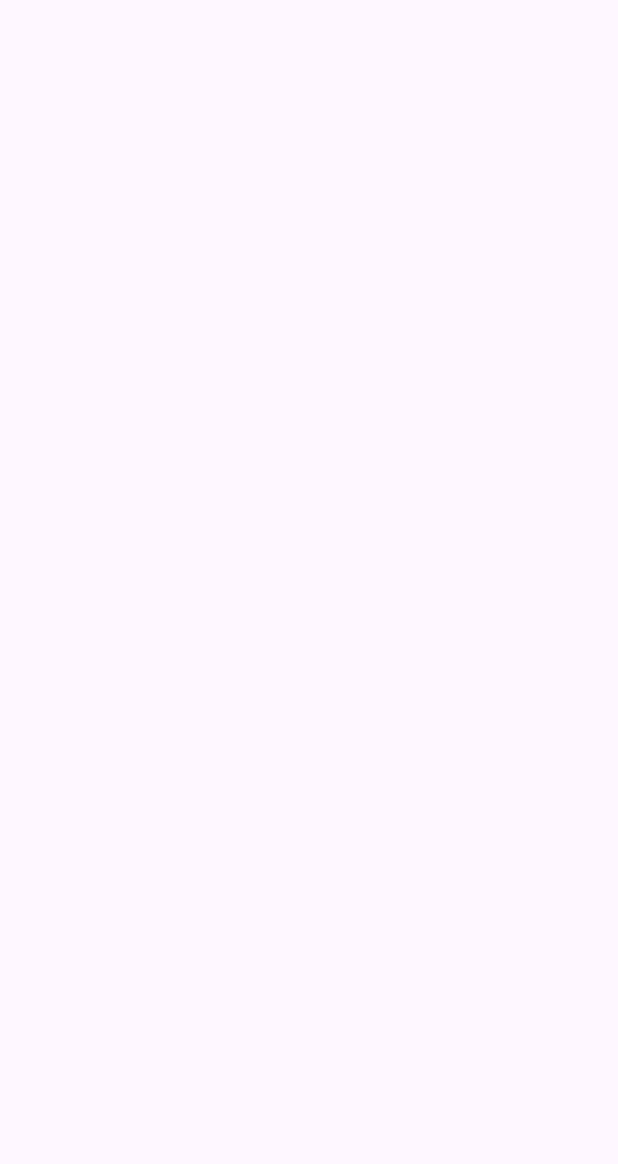
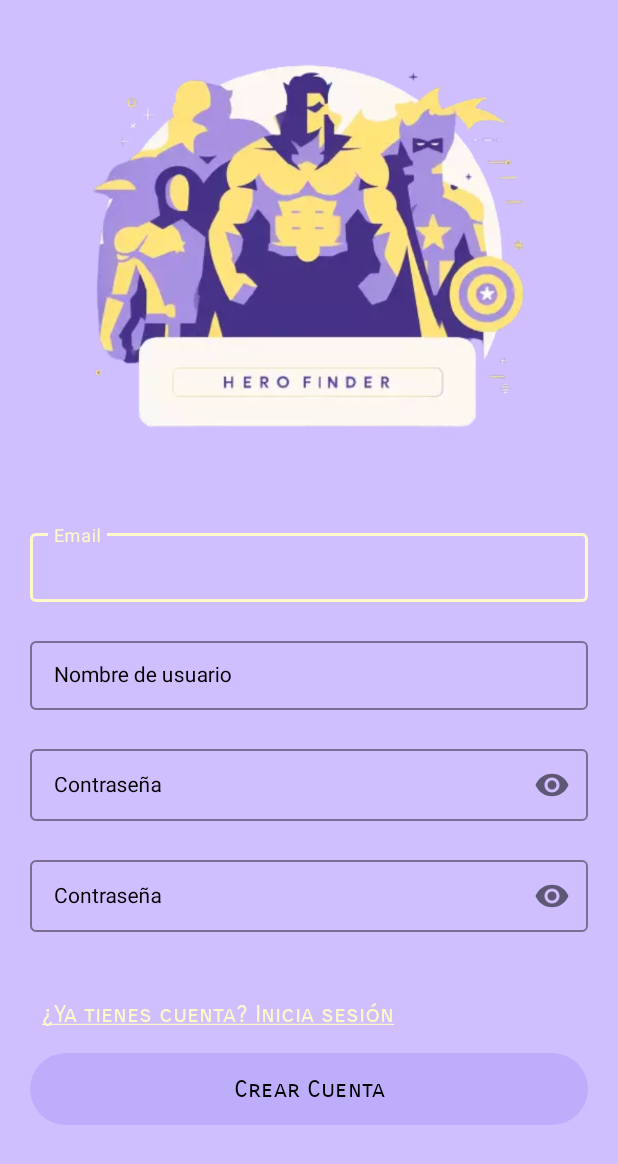
Before and after one commit to InfiniteNel/hero-finder-app, an Android app: the SignupActivity screen opened directly, with no data from a screen before it, on a phone screen of 412 x 824 dp. Before the commit the part shown is empty. Shown: the top 1164 px of the screen. Run offline under Robolectric (Android 15) with nearby library versions, the phone set to English and light mode, and no system bars; our stand-ins replace Dagger/Hilt's generated code; 1 statement that could not run was skipped.

Commit message:
Añadido diseño pantalla SignupActivity.

```diff
--- a/app/src/main/res/layout/activity_signup.xml
+++ b/app/src/main/res/layout/activity_signup.xml
@@ -1,10 +1,140 @@
 <?xml version="1.0" encoding="utf-8"?>
-<androidx.coordinatorlayout.widget.CoordinatorLayout xmlns:android="http://schemas.android.com/apk/res/android"
+<androidx.constraintlayout.widget.ConstraintLayout xmlns:android="http://schemas.android.com/apk/res/android"
+    xmlns:app="http://schemas.android.com/apk/res-auto"
     xmlns:tools="http://schemas.android.com/tools"
     android:layout_width="match_parent"
     android:layout_height="match_parent"
-    android:fitsSystemWindows="true"
+    android:background="@color/primary"
     tools:context=".ui.signup.SignupActivity">
 
+    <include
+        android:id="@+id/ivBannerHero"
+        layout="@layout/view_header"
+        android:layout_width="match_parent"
+        android:layout_height="wrap_content"/>
 
-</androidx.coordinatorlayout.widget.CoordinatorLayout>
+
+    <androidx.constraintlayout.widget.Guideline
+        android:id="@+id/dlMarginLeft"
+        android:layout_width="wrap_content"
+        android:layout_height="wrap_content"
+        android:orientation="vertical"
+        app:layout_constraintGuide_begin="20dp" />
+
+    <androidx.constraintlayout.widget.Guideline
+        android:id="@+id/dlMarginRight"
+        android:layout_width="wrap_content"
+        android:layout_height="wrap_content"
+        android:orientation="vertical"
+        app:layout_constraintGuide_end="20dp" />
+
+    <com.google.android.material.textfield.TextInputLayout
+        android:id="@+id/tilSignupEmail"
+        style="@style/FormTextInputLayout"
+        android:layout_width="0dp"
+        android:layout_height="wrap_content"
+        app:layout_constraintEnd_toStartOf="@+id/dlMarginRight"
+        app:layout_constraintStart_toStartOf="@+id/dlMarginLeft"
+        app:layout_constraintTop_toBottomOf="@+id/ivBannerHero">
+
+        <com.google.android.material.textfield.TextInputEditText
+            android:id="@+id/tietSignupEmail"
+            style="@style/FormEditText"
+            android:layout_width="match_parent"
+            android:layout_height="match_parent"
+            android:hint="@string/tietEmailText"
+            android:inputType="textEmailSubject" />
+    </com.google.android.material.textfield.TextInputLayout>
+
+    <com.google.android.material.textfield.TextInputLayout
+        android:id="@+id/tilSignupUsername"
+        style="@style/FormTextInputLayout"
+        android:layout_width="0dp"
+        android:layout_height="wrap_content"
+        app:layout_constraintEnd_toStartOf="@+id/dlMarginRight"
+        app:layout_constraintStart_toStartOf="@+id/dlMarginLeft"
+        app:layout_constraintTop_toBottomOf="@+id/tilSignupEmail">
+
+        <com.google.android.material.textfield.TextInputEditText
+            android:id="@+id/tietSignupUsername"
+            style="@style/FormEditText"
+            android:layout_width="match_parent"
+            android:layout_height="match_parent"
+            android:hint="@string/tietUsernameText"
+            android:inputType="textEmailSubject"/>
+    </com.google.android.material.textfield.TextInputLayout>
+
+    <com.google.android.material.textfield.TextInputLayout
+        android:id="@+id/tilSignupPassword"
+        style="@style/FormTextInputLayout"
+        android:layout_width="0dp"
+        android:layout_height="wrap_content"
+        app:passwordToggleEnabled="true"
+        app:layout_constraintEnd_toStartOf="@+id/dlMarginRight"
+        app:layout_constraintStart_toStartOf="@+id/dlMarginLeft"
+        app:layout_constraintTop_toBottomOf="@+id/tilSignupUsername">
+
+        <com.google.android.material.textfield.TextInputEditText
+            android:id="@+id/tietSignupPassword"
+            style="@style/FormEditText"
+            android:layout_width="match_parent"
+            android:layout_height="match_parent"
+            android:hint="@string/tietPasswordText"
+            android:inputType="textPassword"/>
+    </com.google.android.material.textfield.TextInputLayout>
+
+    <com.google.android.material.textfield.TextInputLayout
+        android:id="@+id/tilSignupRepeatPassword"
+        style="@style/FormTextInputLayout"
+        android:layout_width="0dp"
+        android:layout_height="wrap_content"
+        app:layout_constraintEnd_toStartOf="@+id/dlMarginRight"
+        app:layout_constraintStart_toStartOf="@+id/dlMarginLeft"
+        app:layout_constraintTop_toBottomOf="@+id/tilSignupPassword"
+        app:passwordToggleEnabled="true">
+
+        <com.google.android.material.textfield.TextInputEditText
+            android:id="@+id/tietSignupRepeatPassword"
+            style="@style/FormEditText"
+            android:layout_width="match_parent"
+            android:layout_height="match_parent"
+            android:hint="@string/tietPasswordText"
+            android:inputType="textPassword" />
+    </com.google.android.material.textfield.TextInputLayout>
+
+    <TextView
+        android:id="@+id/tvToLogin"
+        style="@style/ButtonTertiary"
+        android:layout_width="0dp"
+        android:layout_height="wrap_content"
+        android:layout_marginStart="8dp"
+        android:layout_marginTop="24dp"
+        android:text="@string/tvToLoginText"
+        android:textAlignment="textStart"
+        app:layout_constraintBottom_toTopOf="@+id/btSignup"
+        app:layout_constraintEnd_toStartOf="@+id/dlMarginRight"
+        app:layout_constraintStart_toStartOf="@+id/dlMarginLeft"
+        app:layout_constraintTop_toBottomOf="@+id/tilSignupRepeatPassword" />
+
+    <Button
+        android:id="@+id/btSignup"
+        style="@style/ButtonPrimary"
+        android:layout_width="0dp"
+        android:layout_height="wrap_content"
+        android:layout_marginTop="16dp"
+        android:text="@string/btSignupText"
+        app:layout_constraintEnd_toStartOf="@+id/dlMarginRight"
+        app:layout_constraintStart_toStartOf="@+id/dlMarginLeft"
+        app:layout_constraintTop_toBottomOf="@+id/tvToLogin" />
+
+    <ProgressBar
+        android:id="@+id/pbLoading"
+        android:layout_width="wrap_content"
+        android:layout_height="wrap_content"
+        android:visibility="invisible"
+        app:layout_constraintBottom_toBottomOf="parent"
+        app:layout_constraintEnd_toEndOf="parent"
+        app:layout_constraintStart_toStartOf="parent"
+        app:layout_constraintTop_toBottomOf="@+id/ivBannerHero" />
+
+</androidx.constraintlayout.widget.ConstraintLayout>
--- a/app/src/main/res/values/strings.xml
+++ b/app/src/main/res/values/strings.xml
@@ -56,4 +56,7 @@
 
     <!-- SignupActivity -->
     <string name="titleActivitySignup">SignupActivity</string>
+    <string name="tietUsernameText">Nombre de usuario</string>
+    <string name="btSignupText">Crear Cuenta</string>
+    <string name="tvToLoginText"><u>¿Ya tienes cuenta? Inicia sesión</u></string>
 </resources>
```
